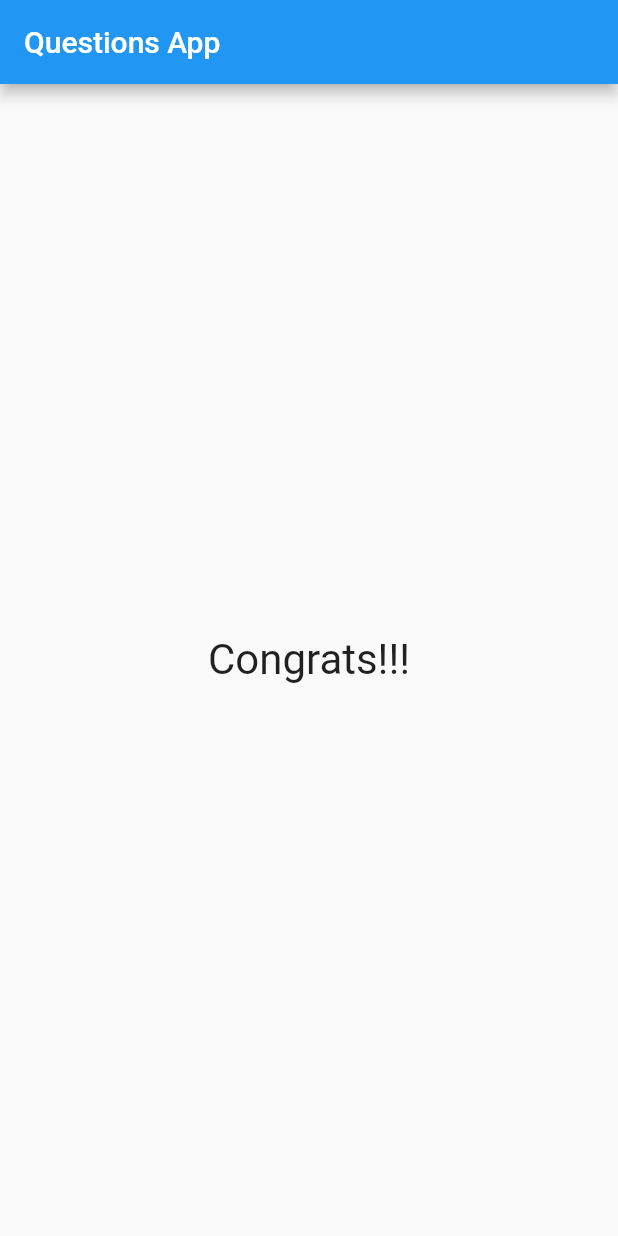
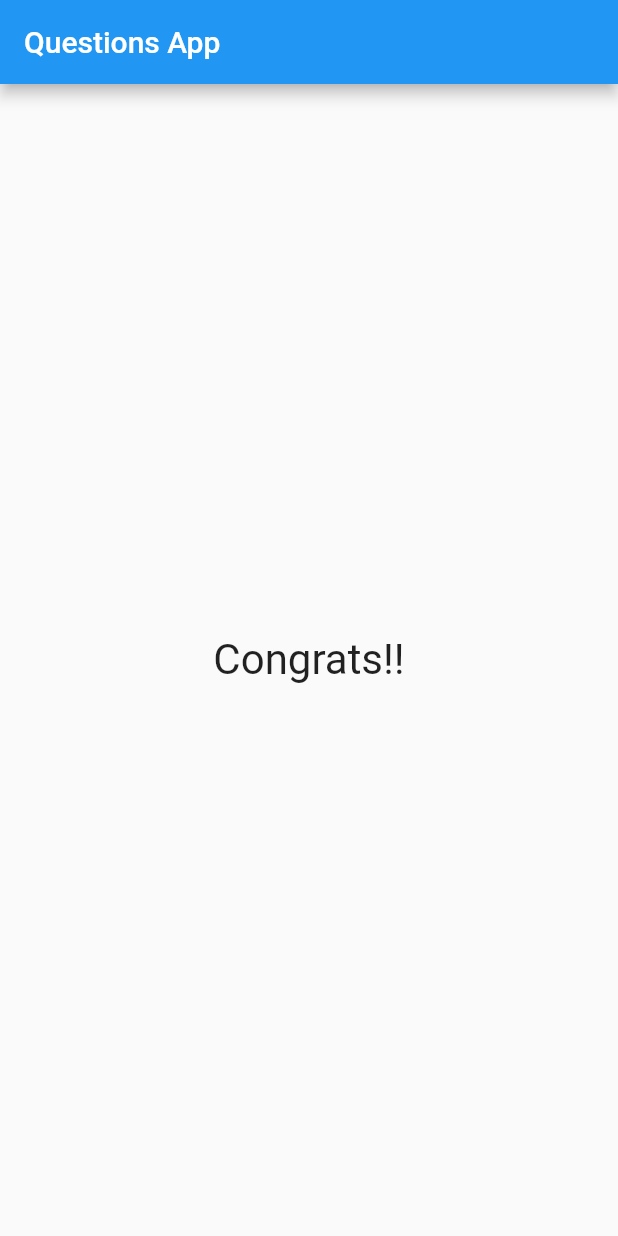
Before and after one commit to darcanj0/questions_app, a Flutter app: the screen it shows after launch, after a tap on "Blue", after a tap on "Horse", after a tap on "C#", on a phone screen of 412 x 824 dp. Run offline on Flutter 3.47's test engine with Material 2 defaults, Android fonts, the phone set to English and light mode, and no system bars.

Commit message:
feat: add custom result logic

```diff
--- a/lib/main.dart
+++ b/lib/main.dart
@@ -74,7 +74,7 @@ class _QuestionsAppState extends State<QuestionsApp> {
                 selectedQuestion: selectedQuestion,
                 onAnswer: onAnswer,
               )
-            : const Result(),
+            : Result(totalScore: totalScore,),
       ),
     );
   }
--- a/lib/result.dart
+++ b/lib/result.dart
@@ -1,15 +1,34 @@
 import 'package:flutter/material.dart';
 
 class Result extends StatelessWidget {
-  const Result({super.key});
+  Result({super.key, required this.totalScore}) {
+    if (totalScore >= 8) {
+      text = const Text(
+        "Congrats!!",
+        style: TextStyle(fontSize: 28),
+      );
+    } else if (6 < totalScore && totalScore < 8) {
+      text = const Text(
+        "You did well!",
+        style: TextStyle(fontSize: 28),
+      );
+    } else {
+      text = const Text(
+        "You need to study more...",
+        style: TextStyle(fontSize: 28),
+      );
+    }
+  }
+
+  final int totalScore;
+  late Text text;
+
+  Text getText() {
+    return text;
+  }
 
   @override
   Widget build(BuildContext context) {
-    return const Center(
-      child: Text(
-        'Congrats!!!',
-        style: TextStyle(fontSize: 28),
-      ),
-    );
+    return Center(child: text);
   }
 }
```
